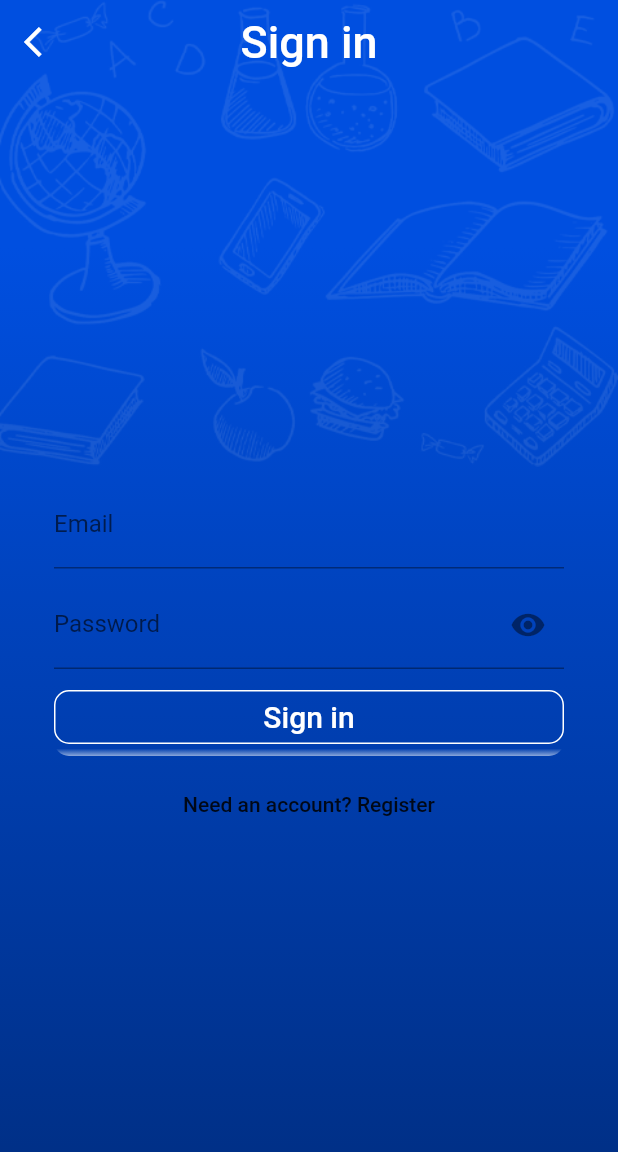
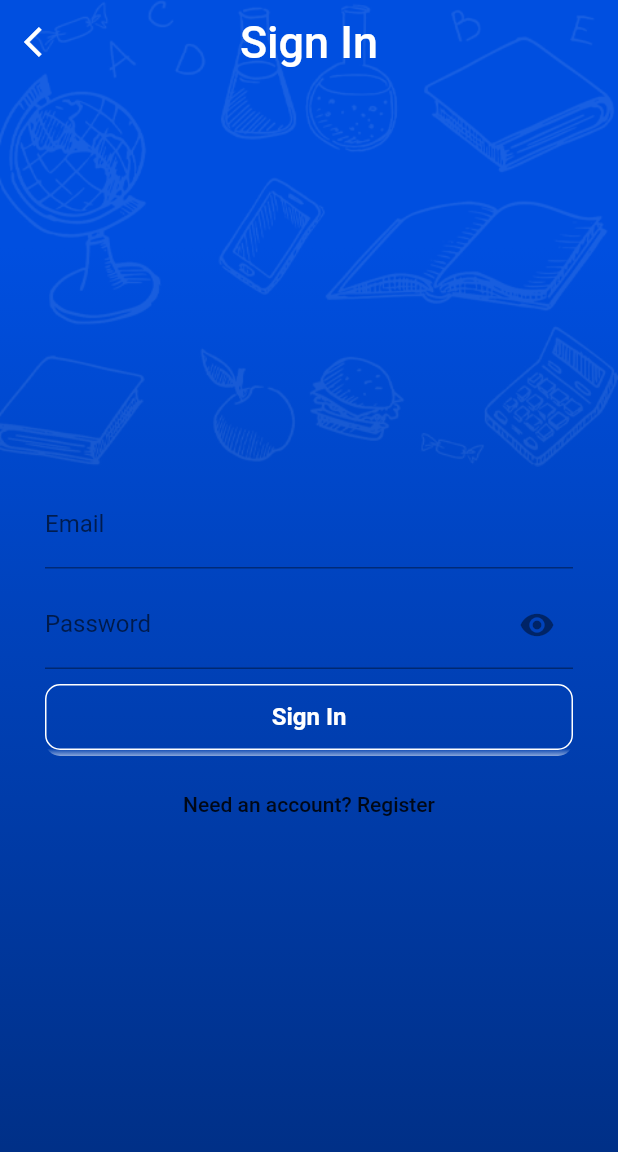
Before and after one commit to uribbas/learnink-base, a Flutter app: the EmailSignInPage screen opened directly, on a phone screen of 412 x 824 dp. Shown: the top 1152 px of the screen. Run offline on Flutter 3.47's test engine with Material 2 defaults, Android fonts, the phone set to English and light mode, and no system bars; our stand-ins replace firebase_auth, google_sign_in; accounts and stored records are empty; project files that could hold a hidden picture were left out.

Commit message:
Fixed outline button issue with customButton

```diff
--- a/lib/src/login/custom_outline_button.dart
+++ b/lib/src/login/custom_outline_button.dart
@@ -53,7 +53,10 @@ class CustomOutlineButton extends StatelessWidget {
           crossAxisAlignment: CrossAxisAlignment.stretch,
           children: <Widget>[
             OutlineButton(
-              child: child,
+              child: Container(
+                  height: height - 6.0,
+                  child: Center(child: child)
+              ),
               color: color,
               highlightColor: highlightColor,
               highlightElevation: highlightElevation,
--- a/lib/src/login/email_sign_in_form_change_notifier.dart
+++ b/lib/src/login/email_sign_in_form_change_notifier.dart
@@ -1,7 +1,6 @@
 import 'package:flutter/material.dart';
-import 'package:learnink/src/login/custom_outline_button.dart';
+import 'custom_outline_button.dart';
 import 'package:provider/provider.dart';
-import 'custom_submit_button.dart';
 import 'platform_exception_alert_dialog.dart';
 import 'auth.dart';
 import 'package:flutter/services.dart';
@@ -86,20 +85,17 @@ class _EmailSignInFormChangeNotifierState
       SizedBox(
         height: 8.0,
       ),
-//      SubmitRaisedButton(
-//        text: model.primaryButtonText,
-//        onPressed: model.canSubmit? _submit : null,
-//      ),
       CustomOutlineButton(
-          child: Text(
-        'Sign in',
-        style: TextStyle(
-          color: Colors.white,
-          fontSize: 20.0,
-          fontWeight: FontWeight.w500,
+        child: Text(
+          "Sign In",
+          style: TextStyle(
+            color: Colors.white,
+            fontSize: 16.0,
+            fontWeight: FontWeight.w600,
+          ),
         ),
+        onPressed: (){},
       ),
-      onPressed: (){},),
       SizedBox(
         height: 8.0,
       ),
@@ -159,7 +155,7 @@ class _EmailSignInFormChangeNotifierState
   @override
   Widget build(BuildContext context) {
     return Padding(
-      padding: const EdgeInsets.all(16.0),
+      padding: const EdgeInsets.all(10.0),
       child: Column(
         crossAxisAlignment: CrossAxisAlignment.stretch,
         mainAxisSize: MainAxisSize.min,
--- a/lib/src/login/email_sign_in_page.dart
+++ b/lib/src/login/email_sign_in_page.dart
@@ -46,7 +46,7 @@ class EmailSignInPage extends StatelessWidget {
               ),
               onPressed: () => Navigator.of(context).pop()),
           title: Text(
-            'Sign in',
+            'Sign In',
             style: TextStyle(
               color: Colors.white,
               fontWeight: FontWeight.w500,
--- a/lib/src/login/sign_in_page.dart
+++ b/lib/src/login/sign_in_page.dart
@@ -113,7 +113,7 @@ class SignInPage extends StatelessWidget {
               onPressed:()=>Navigator.of(context).pop()
             ),
             title: Text(
-              'Sign in',
+              'Sign In',
               style: TextStyle(
                 color: Colors.white,
                 fontWeight: FontWeight.w500,
```
